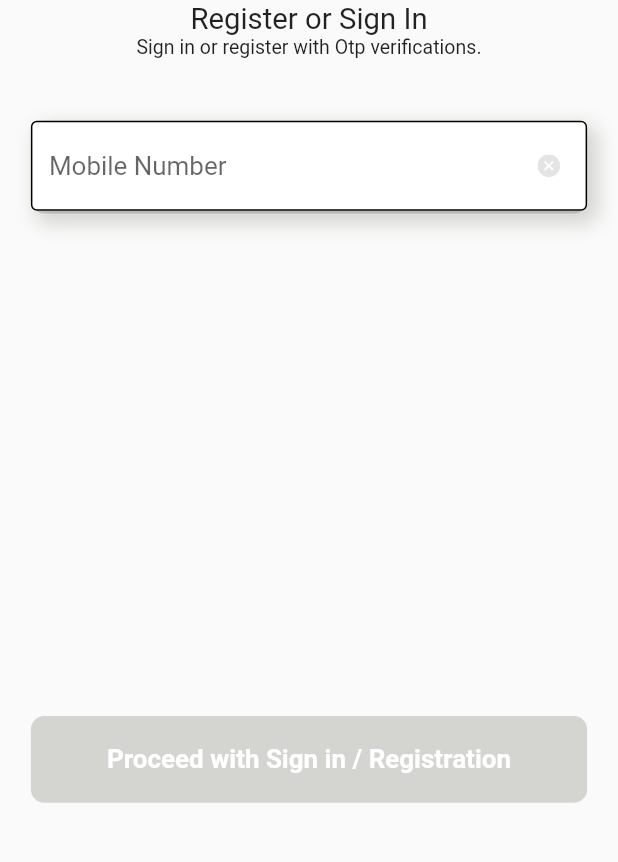
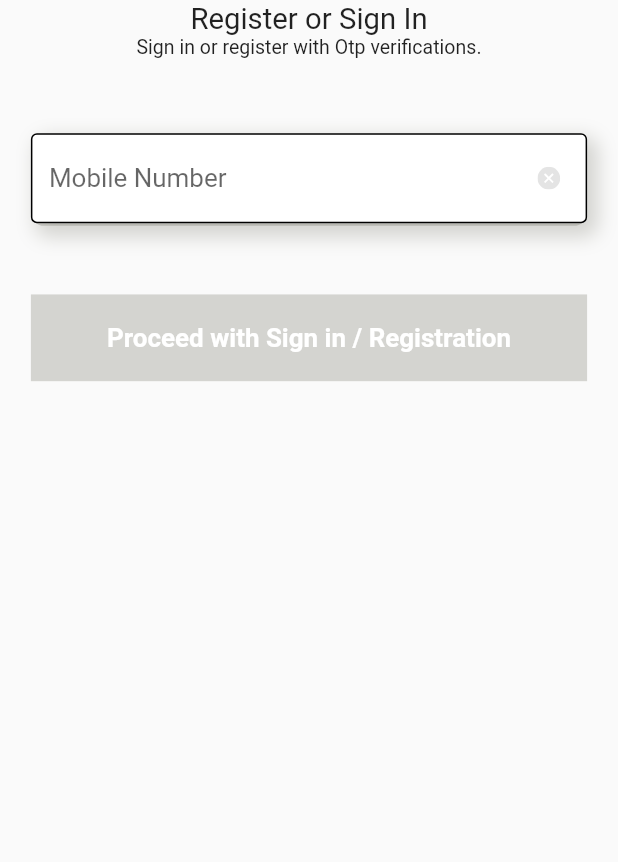
Before and after one commit to Abhishek-bali07/EagleNetraNew, a Flutter app: the screen it shows after launch, on a phone screen of 412 x 824 dp, the part 353-1215 px from its top. Run offline on Flutter 3.47's test engine with Material 2 defaults, Android fonts, the light colour scheme and no system bars; our stand-ins replace carousel_slider, connectivity_plus, dio, easy_localization, flutter_dotenv, flutter_mobx and 7 more; missing offline and left inert: alice, connectivity_plus_web, package_info_plus_web, platform_device_id, platform_device_id_web, shared_preferences_web and 1 more; generated files the repository leaves out were written again; Roboto replaces fonts that are missing (Poppins); statements that could not run were skipped.

Commit message:
5.1.23 07:03

```diff
--- a/lib/core/common/alert_action.dart
+++ b/lib/core/common/alert_action.dart
@@ -1,37 +1,4 @@
 enum AlertAction {
   welcomeJaduRideInitialData,
-  getDistricts,
-  getCities,
-  uploadUserData,
-  addVehicleInitialData,
-  addVehicle,
-  allDetailsInitialData,
-  detailsCancel,
-  uploadProfileImage,
-  uploadDriverLicense,
-  uploadDriverAadhar,
-  uploadVehicleInsurance,
-  uploadDriverRegistrationCertificate,
-  uploadPanCard,
-  uploadVehiclePermit,
-  auditRequiredSteps,
-  uploadChasisNumber,
-  uploadNumberPlate,
-  uploadExterior,
-  uploadPollution,
-  exitFormIdentifyDetails,
-  identifyQuestions,
-  getUpis,
-  uploadPaymentDetails,
-  profileSettingsInitialData,
-  enableGps,
-  locationPermissionRationale,
-  locationServiceDisable,
-  setDriverStatus,
-  submitCustomerReview,
-  none,
-  subtypesalert,
-  logout,
-  emergencyPlaces,
-  initiateBooking;
+
 }
--- a/lib/main.dart
+++ b/lib/main.dart
@@ -10,11 +10,10 @@ import 'package:flutter_screenutil/flutter_screenutil.dart';
 void main() async {
   WidgetsFlutterBinding.ensureInitialized();
   await initAppModule();
+  runApp(const MyApp());
+}
 
 
-
-  runApp(const MyApp());
-}
 class MyApp extends StatefulWidget {
   const MyApp({Key? key}) : super(key: key);
 
@@ -34,7 +33,6 @@ class _MyappState extends State<MyApp> {
             color: Colors.red,
             debugShowCheckedModeBanner: false,
             navigatorKey:instance<NavigationService>().navigatorKey,
-            title: "Title",
             //initialRoute: Routes.splash,
             initialRoute: Routes.mobileinput,
             onGenerateRoute: RouteGenerator.getRoute);
--- a/lib/presentation/screens/mobileInput_page.dart
+++ b/lib/presentation/screens/mobileInput_page.dart
@@ -51,16 +51,26 @@ class _MobileInputState extends State<MobileInput> {
               close: vm.dialogManager.closeErrorDialog);
         }
       }),
-
-      reaction((p0) => vm.dialogManager.currentState, (p0) {
-        if(p0 == DialogState.displaying){
-          dialogController.showWithCustomData(
-              vm.dialogManager.data!,
-              p0,
-              close: vm.dialogManager.closeDialog,
-              VerifyOtpPage(argument: vm.dialogManager.data!, number: vm.mobileNumber,));
-        }
+      reaction((p0) => vm.sendingLoader, (p0) {
+            vm.settingBottomSheet(context);
           })
+      // reaction((p0) => vm.dialogManager.currentState, (p0) {
+      //   if(p0 is DialogState && p0 == DialogState.displaying){
+      //     showBottomSheet(context: context,
+      //         builder: (BuildContext context){
+      //
+      //           VerifyOtpPage(argument: vm.dialogManager.data!, number: vm.mobileNumber,);
+      //     });
+      //
+      //     // dialogController.showWithCustomData(
+      //     //     vm.dialogManager.data!,
+      //     //     p0,
+      //     //     close: vm.dialogManager.closeDialog,
+      //     //     VerifyOtpPage(
+      //     //       argument: vm.dialogManager.data!,
+      //     //       number: vm.mobileNumber,));
+      //   }
+      // })
     ];
   }
 
@@ -86,7 +96,8 @@ class _MobileInputState extends State<MobileInput> {
   }
 
   Widget _upperSideContent() {
-    return Align(
+    return SafeArea(
+      child: Align(
         alignment: Alignment.center,
         child: Padding(
           padding: EdgeInsets.symmetric(horizontal: 0.05.sw),
@@ -113,6 +124,7 @@ class _MobileInputState extends State<MobileInput> {
             ],
           )),
         ),
+      ),
     );
   }
 
@@ -126,7 +138,7 @@ class _MobileInputState extends State<MobileInput> {
           mainAxisAlignment: MainAxisAlignment.start,
           children: [
             expand(
-              flex: 7,
+              flex: 2,
                 child: Align(
                   alignment: Alignment.topCenter,
                   child: fitBox(
@@ -148,19 +160,19 @@ class _MobileInputState extends State<MobileInput> {
                         gettingLoader: vm.gettingDataLoader,
                       );
                     },
-                  )).padding(insets: EdgeInsets.only(top: 0.05.sh)),
+                  )).padding(insets: EdgeInsets.only(top: 0.06.sh)),
                 )),
             expand(
-                flex: 3,
+                flex: 5,
                 child: Align(
-                  alignment: Alignment.center,
+                  alignment: Alignment.topCenter,
                   child: Observer(
                     builder: (BuildContext context) {
                       return ElevatedButton(
                           style: vm.enableBtn
                               ? AppButtonThemes.defaultStyle
                               : AppButtonThemes.cancelBtnStyle,
-                          onPressed: vm.enableBtn ? vm.onNext : null,
+                          onPressed: vm.enableBtn  ? vm.onNext  : null,
                           child: vm.sendingLoader
                               ? const CircularProgressIndicator(
                             color: AppColors.White,
--- a/lib/presentation/ui/app_button_themes.dart
+++ b/lib/presentation/ui/app_button_themes.dart
@@ -6,13 +6,13 @@ class AppButtonThemes{static var defaultStyle = ButtonStyle(
     fixedSize: MaterialStateProperty.all(Size(392.w, 65.h)),
     backgroundColor: MaterialStateProperty.all(AppColors.Black),
     shape: MaterialStateProperty.all(
-        RoundedRectangleBorder(borderRadius: BorderRadius.circular(12.r))));
+        RoundedRectangleBorder(borderRadius: BorderRadius.circular(1.r))));
 
 static var cancelBtnStyle = ButtonStyle(
     fixedSize: MaterialStateProperty.all(Size(392.w, 65.h)),
     backgroundColor: MaterialStateProperty.all(AppColors.lightGray),
     shape: MaterialStateProperty.all(
-        RoundedRectangleBorder(borderRadius: BorderRadius.circular(10.r))));
+        RoundedRectangleBorder(borderRadius: BorderRadius.zero)));
 
 
 
--- /dev/null
+++ b/lib/utils/bottomsheet_controller.dart
@@ -0,0 +1,3 @@
+class BottomsheetController {
+
+}
--- a/pubspec.yaml
+++ b/pubspec.yaml
@@ -19,7 +19,7 @@ publish_to: 'none' # Remove this line if you wish to publish to pub.dev
 version: 1.0.0+1
 
 environment:
-  sdk: ">=2.18.0 <3.0.0"
+  sdk: ">=2.17.0 <3.0.0"
 
 # Dependencies specify other packages that your package needs in order to work.
 # To automatically upgrade your package dependencies to the latest versions
```
Also changed, not shown: lib/generated_plugin_registrant.dart (added, +25 -0 lines), lib/helpers_impl/my_dialog_impl.dart (+14 -13 lines), lib/presentation/stores/mobileInput_page_view_model.dart (+19 -10 lines), lib/presentation/stores/mobileInput_page_view_model.g.dart, pubspec.lock. Lines whose indentation alone changed are shown as unchanged.
